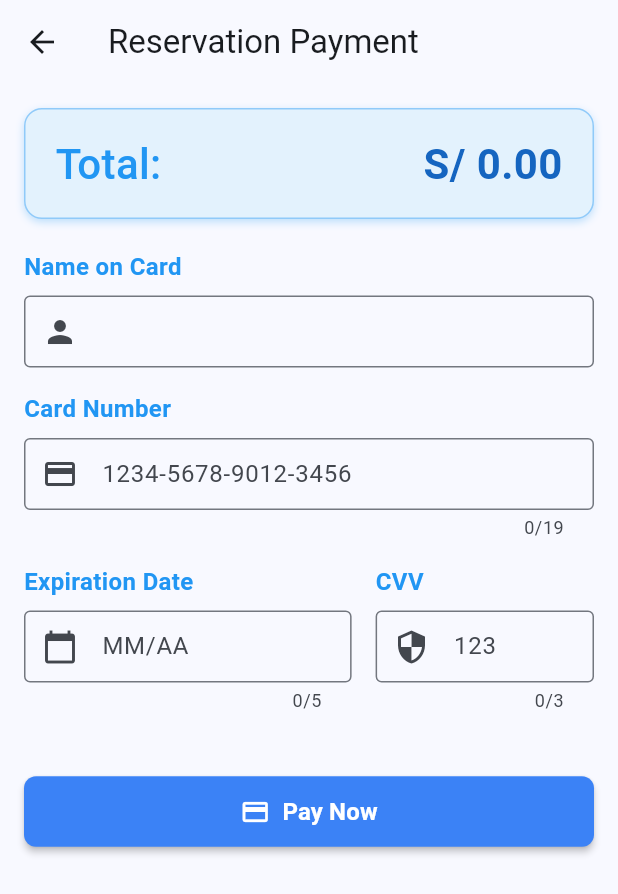
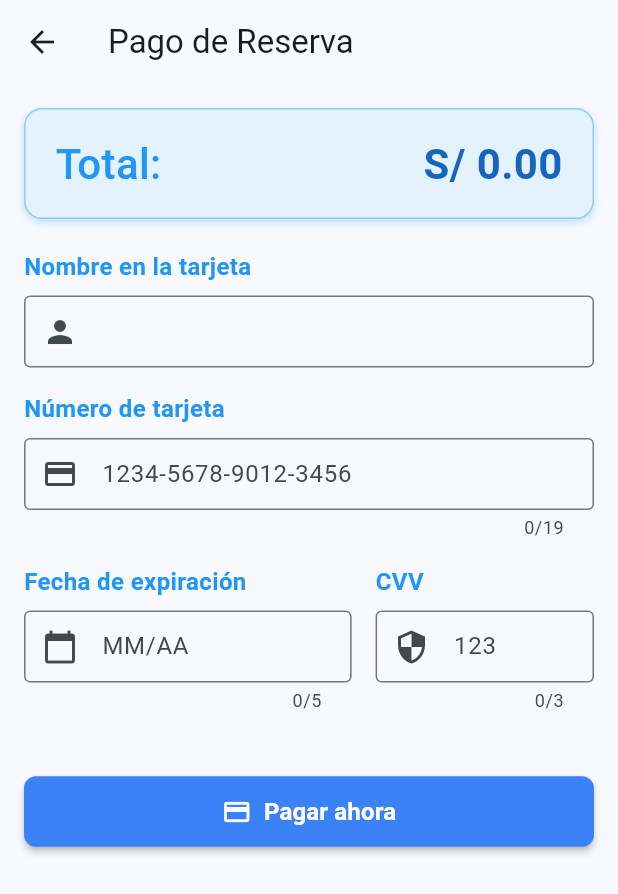
Before and after one commit to Emergentes-Trackmind/FrontEnd-Mobil-SpotFinder, a Flutter app: the ReservationPayment screen opened directly with empty values, on a phone screen of 412 x 824 dp. Shown: the top 894 px of the screen. Run offline on Flutter 3.47's test engine with Material 3 defaults, Android fonts, the phone set to English and light mode, and no system bars; our stand-ins replace flutter_dotenv, geolocator, shared_preferences; missing offline and left inert: mapbox_maps_flutter; accounts and stored records are empty; network calls fail.

Commit message:
Fix(main):Fix reservation payment

```diff
--- a/lib/reservations/views/reservation-payment.dart
+++ b/lib/reservations/views/reservation-payment.dart
@@ -1,7 +1,8 @@
 import 'package:flutter/material.dart';
-import 'package:smartparking_mobile_application/reservations/services/reservation.service.dart';
+import 'package:shared_preferences/shared_preferences.dart';
 
 import '../../shared/components/success-dialog.component.dart';
+import '../../shared/i18n.dart';
 
 class ReservationPayment extends StatefulWidget {
   final int userId;
@@ -26,34 +27,31 @@ class _ReservationPaymentState extends State<ReservationPayment> {
   final TextEditingController _expirationDateController =
   TextEditingController();
   final TextEditingController _cvvController = TextEditingController();
-  final ReservationService _reservationService = ReservationService();
-
   void _handlePayment() async {
     if (_formKey.currentState!.validate()) {
-      final paymentData = {
-        'userId': widget.userId,
-        'amount': widget.amount,
-        'nameOnCard': _nameController.text,
-        'cardNumber': _cardNumberController.text,
-        'cardExpiryDate': _expirationDateController.text,
-      };
       final reservationId = widget.reservationId;
 
       try {
-        final response = await _reservationService.createReservationPayment(paymentData, reservationId);
-        if (response.containsKey('id')) {
+        final prefs = await SharedPreferences.getInstance();
+        // Store a local flag indicating this reservation was "paid" locally.
+        await prefs.setBool('reservation_paid_$reservationId', true);
+        await prefs.setDouble(
+          'reservation_paid_amount_$reservationId',
+          widget.amount,
+        );
+
         SuccessDialog.show(
           context: context,
-            message: 'Payment successful! Your reservation has been confirmed.',
-            buttonLabel: 'Go to Home',
+          // Show a plain success message (do not reveal this is simulated)
+          message: tr('payment.success'),
+          buttonLabel: tr('nav.home'),
           icon: Icons.check_circle,
           routeToNavigate: '/home',
         );
-        }
       } catch (e) {
-        ScaffoldMessenger.of(
-          context,
-        ).showSnackBar(SnackBar(content: Text('$e')));
+        ScaffoldMessenger.of(context).showSnackBar(
+          SnackBar(content: Text('${tr('payment.failed')}: $e')),
+        );
         return;
       }
     }
@@ -62,7 +60,7 @@ class _ReservationPaymentState extends State<ReservationPayment> {
   @override
   Widget build(BuildContext context) {
     return Scaffold(
-      appBar: AppBar(title: Text('Reservation Payment')),
+      appBar: AppBar(title: Text(tr('reservation.payment_title'))),
       body: Padding(
         padding: const EdgeInsets.all(16.0),
         child: Form(
@@ -92,8 +90,8 @@ class _ReservationPaymentState extends State<ReservationPayment> {
                 child: Row(
                   mainAxisAlignment: MainAxisAlignment.spaceBetween,
                   children: [
-                    const Text(
-                      'Total:',
+                    Text(
+                      '${tr('form.total')}:',
                       style: TextStyle(
                         fontSize: 28,
                         fontWeight: FontWeight.w500,
@@ -116,8 +114,8 @@ class _ReservationPaymentState extends State<ReservationPayment> {
               Column(
                 crossAxisAlignment: CrossAxisAlignment.start,
                 children: [
-                  const Text(
-                    'Name on Card',
+                  Text(
+                    tr('payment.name_on_card'),
                     style: TextStyle(
                       fontSize: 16,
                       fontWeight: FontWeight.bold,
@@ -149,8 +147,8 @@ class _ReservationPaymentState extends State<ReservationPayment> {
               Column(
                 crossAxisAlignment: CrossAxisAlignment.start,
                 children: [
-                  const Text(
-                    'Card Number',
+                  Text(
+                    tr('payment.card_number'),
                     style: TextStyle(
                       fontSize: 16,
                       fontWeight: FontWeight.bold,
@@ -191,8 +189,8 @@ class _ReservationPaymentState extends State<ReservationPayment> {
                     child: Column(
                       crossAxisAlignment: CrossAxisAlignment.start,
                       children: [
-                        const Text(
-                          'Expiration Date',
+                        Text(
+                          tr('payment.expiration_date'),
                           style: TextStyle(
                             fontSize: 16,
                             fontWeight: FontWeight.bold,
@@ -230,8 +228,8 @@ class _ReservationPaymentState extends State<ReservationPayment> {
                     child: Column(
                       crossAxisAlignment: CrossAxisAlignment.start,
                       children: [
-                        const Text(
-                          'CVV',
+                        Text(
+                          tr('payment.cvv'),
                           style: TextStyle(
                             fontSize: 16,
                             fontWeight: FontWeight.bold,
@@ -284,9 +282,9 @@ class _ReservationPaymentState extends State<ReservationPayment> {
                     ),
                     elevation: 2,
                   ),
-                  label: const Text(
-                    'Pay Now',
-                    style: TextStyle(
+                  label: Text(
+                    tr('payment.pay_now'),
+                    style: const TextStyle(
                       color: Colors.white,
                       fontSize: 16,
                       fontWeight: FontWeight.w600,
--- a/lib/shared/i18n.dart
+++ b/lib/shared/i18n.dart
@@ -54,7 +54,8 @@ const Map<String, Map<String, String>> _translations = {
 
     // Profile / Driver
     'profile.change_photo_title': 'Cambiar foto de perfil',
-    'profile.change_photo_content': 'Funcionalidad para cambiar foto aún no implementada.',
+    'profile.change_photo_content':
+    'Funcionalidad para cambiar foto aún no implementada.',
     'profile.retry': 'Reintentar',
     'profile.driver_not_available': 'Detalles del conductor no disponibles.',
     'profile.personal_data': 'Datos personales',
@@ -86,12 +87,14 @@ const Map<String, Map<String, String>> _translations = {
     'reservations.canceled_snack': 'Reserva cancelada',
     'reservations.error_canceling': 'Error cancelando',
     'reservation.extend_time_title': 'Extender tiempo',
-    'reservation.extend_time_content': 'Funcionalidad de extender tiempo (placeholder).',
+    'reservation.extend_time_content':
+    'Funcionalidad de extender tiempo (placeholder).',
     'common.close': 'Cerrar',
     // Notifications (examples)
     'notifications.title': 'Notificaciones',
     'notifications.confirmed_title': 'Reserva confirmada',
-    'notifications.confirmed_subtitle': 'Tu reserva para hoy a las 10:00 está confirmada',
+    'notifications.confirmed_subtitle':
+    'Tu reserva para hoy a las 10:00 está confirmada',
     'notifications.reminder_title': 'Recordatorio',
     'notifications.reminder_subtitle': 'Tu reserva comienza en 30 minutos',
     'notifications.offer_title': 'Oferta especial',
@@ -109,13 +112,27 @@ const Map<String, Map<String, String>> _translations = {
     'form.hours_label': 'horas',
     'form.cancel': 'Cancelar',
     'form.reserve': 'Reservar',
-    'form.error_complete_fields': 'Por favor completa todos los campos antes de reservar.',
+    'form.error_complete_fields':
+    'Por favor completa todos los campos antes de reservar.',
     'form.error_same_times': 'La hora de inicio y fin no pueden ser iguales.',
-    'form.error_end_before_start': 'La hora de fin debe ser después de la hora de inicio.',
+    'form.error_end_before_start':
+    'La hora de fin debe ser después de la hora de inicio.',
     'form.error_enter_plate': 'Por favor ingresa la matrícula del vehículo.',
     'form.success_reservation': '¡Reserva exitosa!',
     'form.go_to_payment': 'Ir al pago',
     'form.error_reserving': 'Error reservando plaza',
+    // Payment / reservation payment
+    'reservation.payment_title': 'Pago de Reserva',
+    'payment.simulated_success': 'Pago simulado localmente. Reserva confirmada.',
+    'payment.simulated_failed': 'La simulación de pago falló.',
+    'payment.success': 'Pago exitoso',
+    'payment.failed': 'Pago fallido',
+    'payment.pay_now': 'Pagar ahora',
+    'payment.name_on_card': 'Nombre en la tarjeta',
+    'payment.card_number': 'Número de tarjeta',
+    'payment.expiration_date': 'Fecha de expiración',
+    'payment.cvv': 'CVV',
+    'form.field_required': 'Este campo es obligatorio',
   },
   'en': {
     // Navigation
@@ -138,7 +155,8 @@ const Map<String, Map<String, String>> _translations = {
     'reservations.upcoming': 'UPCOMING',
     'reservations.past': 'PAST',
     'reservations.no_driver': 'No driver ID found. Please log in again.',
-    'reservations.empty_hint': 'When you make your first reservation it will appear here',
+    'reservations.empty_hint':
+    'When you make your first reservation it will appear here',
     'reservations.retry': 'Retry',
     'reservations.loading_error': 'Error loading reservations',
 
@@ -166,7 +184,8 @@ const Map<String, Map<String, String>> _translations = {
 
     // Profile / Driver
     'profile.change_photo_title': 'Change profile picture',
-    'profile.change_photo_content': 'Profile picture change not implemented yet.',
+    'profile.change_photo_content':
+    'Profile picture change not implemented yet.',
     'profile.retry': 'Retry',
     'profile.driver_not_available': 'Driver details not available.',
     'profile.personal_data': 'Personal data',
@@ -198,12 +217,14 @@ const Map<String, Map<String, String>> _translations = {
     'reservations.canceled_snack': 'Reservation canceled',
     'reservations.error_canceling': 'Error canceling',
     'reservation.extend_time_title': 'Extend time',
-    'reservation.extend_time_content': 'Extend time functionality (placeholder).',
+    'reservation.extend_time_content':
+    'Extend time functionality (placeholder).',
     'common.close': 'Close',
     // Notifications (examples)
     'notifications.title': 'Notifications',
     'notifications.confirmed_title': 'Reservation confirmed',
-    'notifications.confirmed_subtitle': 'Your reservation for today at 10:00 is confirmed',
+    'notifications.confirmed_subtitle':
+    'Your reservation for today at 10:00 is confirmed',
     'notifications.reminder_title': 'Reminder',
     'notifications.reminder_subtitle': 'Your reservation starts in 30 minutes',
     'notifications.offer_title': 'Special offer',
@@ -221,14 +242,27 @@ const Map<String, Map<String, String>> _translations = {
     'form.hours_label': 'hours',
     'form.cancel': 'Cancel',
     'form.reserve': 'Reserve',
-    'form.error_complete_fields': 'Please complete all fields before reserving.',
+    'form.error_complete_fields':
+    'Please complete all fields before reserving.',
     'form.error_same_times': 'Start time and end time cannot be the same.',
     'form.error_end_before_start': 'End time must be after start time.',
     'form.error_enter_plate': 'Please enter your vehicle plate.',
     'form.success_reservation': 'Reservation successful!',
     'form.go_to_payment': 'Go to Payment',
     'form.error_reserving': 'Error reserving spot',
-  }
+    // Payment / reservation payment
+    'reservation.payment_title': 'Reservation Payment',
+    'payment.simulated_success': 'Payment simulated locally. Reservation confirmed.',
+    'payment.simulated_failed': 'Payment simulation failed.',
+    'payment.pay_now': 'Pay Now',
+    'payment.success': 'Payment successful!',
+    'payment.failed': 'Payment failed.',
+    'payment.name_on_card': 'Name on Card',
+    'payment.card_number': 'Card Number',
+    'payment.expiration_date': 'Expiration Date',
+    'payment.cvv': 'CVV',
+    'form.field_required': 'This field is required',
+  },
 };
 
 String tr(String key) {
```
Also changed, not shown: lib/reservations/views/reservation-view.dart (+35 -21 lines). Lines whose indentation alone changed are shown as unchanged.
